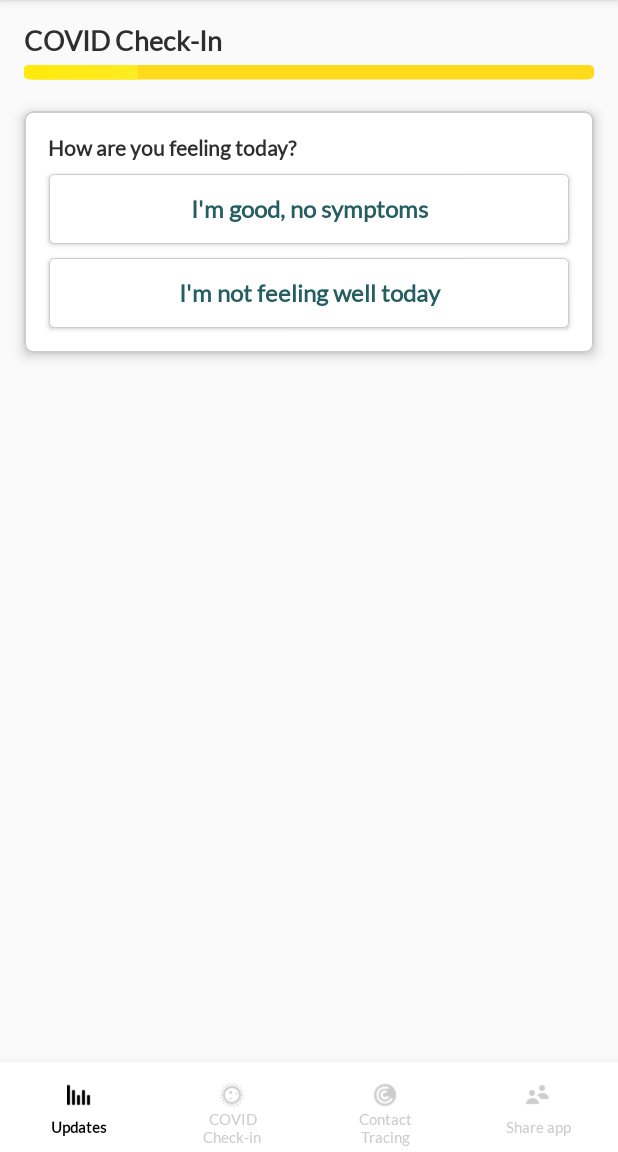
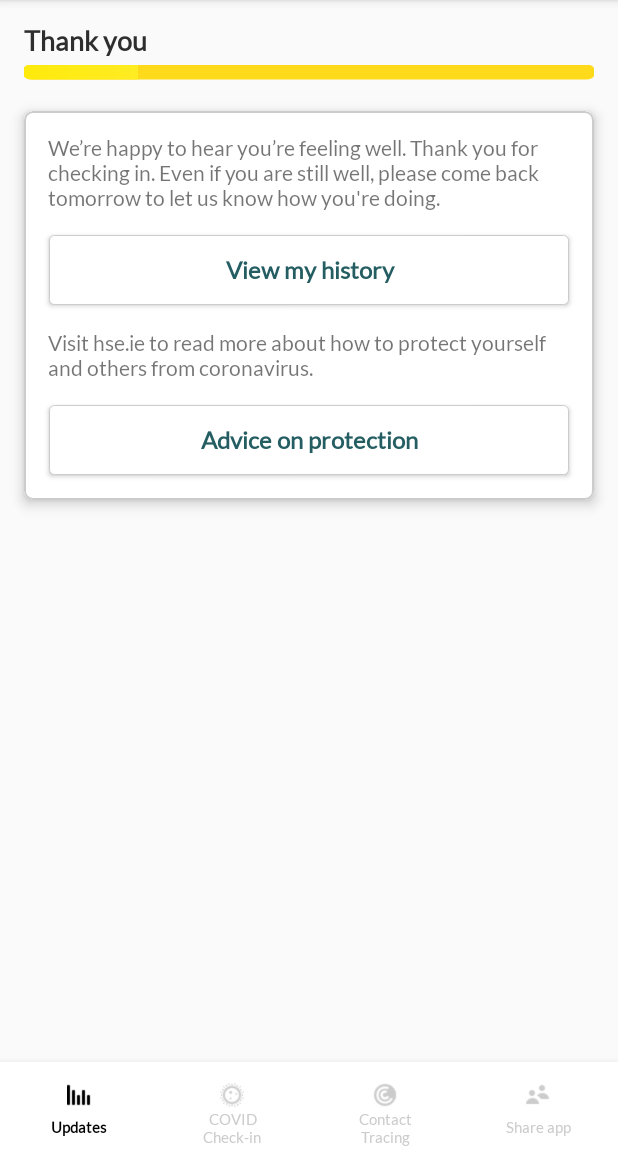
Before and after one commit to francislainy/CovidTracker, an Android app: the HowYouFeelingFragment screen opened through its navigation route, after a tap on "I'm good, no symptoms", on a phone screen of 412 x 824 dp, the part 84-1236 px from its top. Run offline under Robolectric (Android 15) with nearby library versions, the phone set to English and light mode, and no system bars; our stand-ins replace Room's generated code, navigation-ui; libraries missing offline, so code that uses them is left out: com.github.mikephil.charting, com.xwray.groupie.

Commit message:
Add fragment for thanking user for input.

```diff
--- a/app/src/main/java/com/example/covidtracker/activities/MainActivity.kt
+++ b/app/src/main/java/com/example/covidtracker/activities/MainActivity.kt
@@ -43,7 +43,8 @@ class MainActivity : AppCompatActivity() {
                 R.id.updatesFragment,
                 R.id.contactTracingBottomFragment,
                 R.id.checkInBottomFragment,
-                R.id.howYouFeelingFragment
+                R.id.howYouFeelingFragment,
+                R.id.thankYouFragment
             )
         )
         setupActionBarWithNavController(navController!!, appBarConfiguration)
@@ -53,7 +54,7 @@ class MainActivity : AppCompatActivity() {
 
             when (destination.id) {
 
-                R.id.updatesFragment, R.id.contactTracingBottomFragment, R.id.checkInBottomFragment, R.id.howYouFeelingFragment -> {
+                R.id.updatesFragment, R.id.contactTracingBottomFragment, R.id.checkInBottomFragment, R.id.howYouFeelingFragment, R.id.thankYouFragment -> {
                     ivSettingsCog.visible()
                     bottomNav.visible()
                 }
--- a/app/src/main/java/com/example/covidtracker/fragments/HowYouFeelingFragment.kt
+++ b/app/src/main/java/com/example/covidtracker/fragments/HowYouFeelingFragment.kt
@@ -2,14 +2,22 @@ package com.example.covidtracker.fragments
 
 import android.os.Bundle
 import android.view.View
-import android.widget.Toast
 import androidx.fragment.app.Fragment
+import androidx.navigation.NavController
+import androidx.navigation.Navigation
 import com.example.covidtracker.R
+import com.example.covidtracker.activities.MainActivity
+import com.example.covidtracker.db.DataRoomDbase
+import com.example.covidtracker.model.MyDataList
 import com.example.covidtracker.utils.gone
+import kotlinx.android.synthetic.main.fragment_updates.*
 import kotlinx.android.synthetic.main.how_you_feeling_layout.*
 import kotlinx.android.synthetic.main.title_and_progress_bar.*
 
 class HowYouFeelingFragment : Fragment(R.layout.fragment_how_you_feeling) {
+
+    private var navController: NavController? = null
+    private var myDatabase: DataRoomDbase? = null
 
     override fun onViewCreated(view: View, savedInstanceState: Bundle?) {
         super.onViewCreated(view, savedInstanceState)
@@ -26,18 +34,28 @@ class HowYouFeelingFragment : Fragment(R.layout.fragment_how_you_feeling) {
 
     private val onClickButton = View.OnClickListener {
 
-        when(it) {
+        val myDataList = MyDataList()
+        myDataList.date = java.util.Date().toString()
+        myDataList.hasRepliedToday = true
+        it?.isEnabled = false
+        howAreYouFeelingLayout.gone()
 
+        navController = Navigation.findNavController(requireView())
+
+        myDatabase = DataRoomDbase.getDatabase(activity as MainActivity)
+
+        when (it) {
             btnImGood -> {
-                Toast.makeText(activity, "Well", Toast.LENGTH_SHORT).show()
+                myDataList.status = "Good"
+                navController!!.navigate(R.id.action_howYouFeelingFragment_to_thankYouFragment)
             }
             btnImNotWell -> {
-                Toast.makeText(activity, "Not well", Toast.LENGTH_SHORT).show()
+                myDataList.status = "Bad"
+                navController!!.navigate(R.id.action_howYouFeelingFragment_to_thankYouFragment)
             }
-
-
         }
 
+        myDatabase?.dataDAO()?.addData(myDataList)
 
     }
 
--- /dev/null
+++ b/app/src/main/java/com/example/covidtracker/fragments/ThankYouFragment.kt
@@ -0,0 +1,19 @@
+package com.example.covidtracker.fragments
+
+import android.os.Bundle
+import android.view.View
+import androidx.fragment.app.Fragment
+import com.example.covidtracker.R
+import kotlinx.android.synthetic.main.title_and_progress_bar.*
+
+class ThankYouFragment : Fragment(R.layout.fragment_thank_you) {
+
+
+    override fun onViewCreated(view: View, savedInstanceState: Bundle?) {
+        super.onViewCreated(view, savedInstanceState)
+
+        tvHeader.text = "Thank you"
+    }
+
+
+}
--- /dev/null
+++ b/app/src/main/res/layout/fragment_thank_you.xml
@@ -0,0 +1,90 @@
+<?xml version="1.0" encoding="utf-8"?>
+<androidx.constraintlayout.widget.ConstraintLayout xmlns:android="http://schemas.android.com/apk/res/android"
+    xmlns:app="http://schemas.android.com/apk/res-auto"
+    xmlns:tools="http://schemas.android.com/tools"
+    android:layout_width="match_parent"
+    android:layout_height="match_parent"
+    tools:context=".fragments.ThankYouFragment">
+
+    <include
+        android:id="@+id/titleAndProgressBar"
+        layout="@layout/title_and_progress_bar"
+        app:layout_constraintEnd_toEndOf="parent"
+        app:layout_constraintHorizontal_bias="1.0"
+        app:layout_constraintStart_toStartOf="parent"
+        app:layout_constraintTop_toTopOf="parent" />
+
+    <com.google.android.material.card.MaterialCardView
+        android:id="@+id/cardWeAreHappyContainer"
+        style="@style/materialCardStyle"
+        android:layout_width="match_parent"
+        android:layout_height="wrap_content"
+        android:layout_marginStart="16dp"
+        android:layout_marginTop="16dp"
+        android:layout_marginEnd="16dp"
+        app:layout_constraintBottom_toBottomOf="parent"
+        app:layout_constraintEnd_toEndOf="parent"
+        app:layout_constraintStart_toStartOf="parent"
+        app:layout_constraintTop_toBottomOf="@id/titleAndProgressBar"
+        app:layout_constraintVertical_bias="0.0">
+
+        <androidx.constraintlayout.widget.ConstraintLayout
+            android:layout_width="match_parent"
+            android:layout_height="wrap_content">
+
+            <TextView
+                android:id="@+id/tvWeAreHappyDescription"
+                android:layout_width="0dp"
+                android:layout_height="wrap_content"
+                android:layout_marginStart="16dp"
+                android:layout_marginTop="16dp"
+                android:layout_marginEnd="16dp"
+                android:text="We’re happy to hear you’re feeling well. Thank you for checking in. Even if you are still well, please come back tomorrow to let us know how you're doing."
+                app:layout_constraintEnd_toEndOf="parent"
+                app:layout_constraintStart_toStartOf="parent"
+                app:layout_constraintTop_toTopOf="parent" />
+
+            <Button
+                android:id="@+id/btnViewMyHistory"
+                style="@style/buttonStatus"
+                android:layout_width="0dp"
+                android:layout_height="wrap_content"
+                android:layout_marginStart="16dp"
+                android:layout_marginTop="16dp"
+                android:layout_marginEnd="16dp"
+                android:text="View my history"
+                app:layout_constraintEnd_toEndOf="parent"
+                app:layout_constraintStart_toStartOf="parent"
+                app:layout_constraintTop_toBottomOf="@+id/tvWeAreHappyDescription" />
+
+            <TextView
+                android:id="@+id/tvVisitHseDescription"
+                android:layout_width="0dp"
+                android:layout_height="wrap_content"
+                android:layout_marginTop="16dp"
+                android:text="Visit hse.ie to read more about how to protect yourself and others from coronavirus."
+                app:layout_constraintEnd_toEndOf="@id/tvWeAreHappyDescription"
+                app:layout_constraintStart_toStartOf="@+id/tvWeAreHappyDescription"
+                app:layout_constraintTop_toBottomOf="@id/btnViewMyHistory" />
+
+            <Button
+                android:id="@+id/btnAdviceOnProtection"
+                style="@style/buttonStatus"
+                android:layout_width="0dp"
+                android:layout_height="wrap_content"
+                android:layout_marginStart="16dp"
+                android:layout_marginTop="16dp"
+                android:layout_marginEnd="16dp"
+                android:layout_marginBottom="16dp"
+                android:text="Advice on protection"
+                app:layout_constraintBottom_toBottomOf="parent"
+                app:layout_constraintEnd_toEndOf="parent"
+                app:layout_constraintStart_toStartOf="parent"
+                app:layout_constraintTop_toBottomOf="@+id/tvVisitHseDescription" />
+
+
+        </androidx.constraintlayout.widget.ConstraintLayout>
+
+    </com.google.android.material.card.MaterialCardView>
+
+</androidx.constraintlayout.widget.ConstraintLayout>
--- a/app/src/main/res/navigation/nav_graph.xml
+++ b/app/src/main/res/navigation/nav_graph.xml
@@ -20,7 +20,7 @@
     <fragment
         android:id="@+id/checkInBottomFragment"
         android:name="com.example.covidtracker.fragments.CheckInBottomFragment"
-        tools:layout="@layout/fragment_check_in_bottom" >
+        tools:layout="@layout/fragment_check_in_bottom">
 
         <action
             android:id="@+id/action_checkInBottomFragment_to_settingsFragment"
@@ -33,7 +33,7 @@
     <fragment
         android:id="@+id/contactTracingBottomFragment"
         android:name="com.example.covidtracker.fragments.ContactTracingBottomFragment"
-        tools:layout="@layout/fragment_contact_tracing_bottom" >
+        tools:layout="@layout/fragment_contact_tracing_bottom">
 
         <action
             android:id="@+id/action_contactTracingBottomFragment_to_settingsFragment"
@@ -103,7 +103,7 @@
     <fragment
         android:id="@+id/casesByCountyFragment"
         android:name="com.example.covidtracker.fragments.CasesByCountyFragment"
-        tools:layout="@layout/fragment_cases_by_county" >
+        tools:layout="@layout/fragment_cases_by_county">
         <action
             android:id="@+id/action_casesByCountyFragment_to_updatesFragment"
             app:destination="@id/updatesFragment" />
@@ -112,21 +112,21 @@
     <fragment
         android:id="@+id/dataProtectionFragment"
         android:name="com.example.covidtracker.fragments.DataProtectionFragment"
-        tools:layout="@layout/fragment_data_protection" >
+        tools:layout="@layout/fragment_data_protection">
         <action
             android:id="@+id/action_dataProtectionFragment_to_settingsFragment"
             app:destination="@id/settingsFragment" />
         <argument
             android:name="section"
-            app:argType="string"
-            android:defaultValue="terms"/>
+            android:defaultValue="terms"
+            app:argType="string" />
     </fragment>
 
     <fragment
         android:id="@+id/leaveFragment"
         android:name="com.example.covidtracker.fragments.LeaveFragment"
         android:label="Back"
-        tools:layout="@layout/fragment_leave" >
+        tools:layout="@layout/fragment_leave">
         <action
             android:id="@+id/action_leaveFragment_to_settingsFragment"
             app:destination="@id/settingsFragment" />
@@ -134,10 +134,21 @@
     <fragment
         android:id="@+id/howYouFeelingFragment"
         android:name="com.example.covidtracker.fragments.HowYouFeelingFragment"
-        tools:layout="@layout/fragment_how_you_feeling" >
+        tools:layout="@layout/fragment_how_you_feeling">
         <action
             android:id="@+id/action_howYouFeelingFragment_to_checkInBottomFragment"
             app:destination="@id/checkInBottomFragment" />
+        <action
+            android:id="@+id/action_howYouFeelingFragment_to_thankYouFragment"
+            app:destination="@id/thankYouFragment" />
+    </fragment>
+    <fragment
+        android:id="@+id/thankYouFragment"
+        android:name="com.example.covidtracker.fragments.ThankYouFragment"
+        tools:layout="@layout/fragment_thank_you">
+        <action
+            android:id="@+id/action_thankYouFragment_to_howYouFeelingFragment"
+            app:destination="@id/howYouFeelingFragment" />
     </fragment>
 
 </navigation>
```
